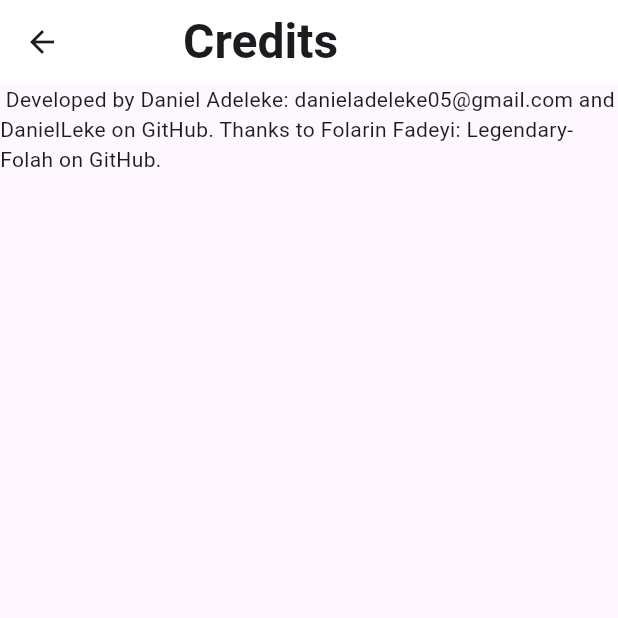
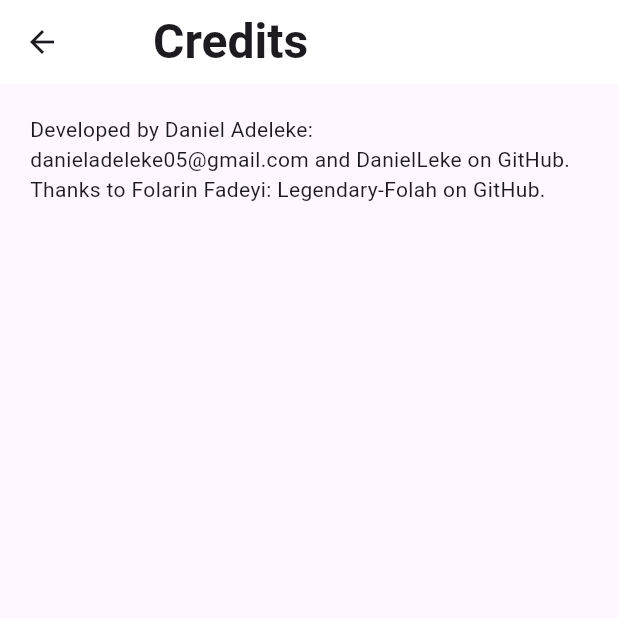
Before and after one commit to DanielLeke/News-app, a Flutter app: the screen it shows after launch, in the side drawer, after a tap on "About", on a phone screen of 412 x 824 dp, the top half of it. Run offline on Flutter 3.47's test engine with Material 3 defaults, Android fonts, the phone set to English and light mode, and no system bars; network calls fail.

Commit message:
made changes to the functions in HttpHelper, made chamges to the about page just adding padding, made changes to the searchPage by wanting to add images as the leading in the list tile but they're returning null so i'll handle that

```diff
--- a/lib/pages/aboutPage.dart
+++ b/lib/pages/aboutPage.dart
@@ -8,13 +8,19 @@ class AboutPage extends StatelessWidget {
     return Scaffold(
       appBar: AppBar(
         title: const Padding(
-          padding: EdgeInsets.only(left: 50.0),
-          child: Text("Credits",
-              style: TextStyle(fontWeight: FontWeight.bold, fontSize: 32)),
+          padding: EdgeInsets.only(left: 30.0),
+          child: Text(
+            "Credits",
+            style: TextStyle(fontWeight: FontWeight.bold, fontSize: 32),
+          ),
         ),
       ),
-      body: const Text(
-        " Developed by Daniel Adeleke: danieladeleke05@gmail.com and DanielLeke on GitHub. Thanks to Folarin Fadeyi: Legendary-Folah on GitHub.",
+      body: Container(
+        padding: const EdgeInsets.symmetric(horizontal: 20, vertical: 20),
+        child: const Text(
+          "Developed by Daniel Adeleke: danieladeleke05@gmail.com and DanielLeke on GitHub. \n"
+          "Thanks to Folarin Fadeyi: Legendary-Folah on GitHub.",
+        ),
       ),
     );
   }
--- a/lib/pages/searchPage.dart
+++ b/lib/pages/searchPage.dart
@@ -79,6 +79,11 @@ class Search extends StatelessWidget {
                   await launchUrl(Uri.parse(articles[index]['url']));
                 },
                 child: ListTile(
+                  leading: CircleAvatar(
+                    child: Image(
+                      image: AssetImage(articles[index]['urlToImage'].toString()),
+                    ),
+                  ),
                   title: Text(
                     articles[index]['title'].toString(),
                     style: const TextStyle(fontWeight: FontWeight.bold),
--- a/lib/utilities/httpHelper.dart
+++ b/lib/utilities/httpHelper.dart
@@ -3,14 +3,15 @@ import 'dart:convert';
 
 //Headlines getting and parsing
 Future<List<dynamic>> getAndParseNigeriaHeadlines() async {
+  const String apiUrl = "https://newsapi.org/v2/top-headlines?country=ng&apiKey=b40c8ff754314508a61f37a86c9e13f2";
+
   List<dynamic> headlines = [];
-  var response = await http.get(Uri.parse(
-      "https://newsapi.org/v2/top-headlines?country=ng&apiKey=b40c8ff754314508a61f37a86c9e13f2"));
+
+  final response = await http.get(Uri.parse(apiUrl));
   if (response.statusCode == 200) {
-    Map<String, dynamic> decodedResponse = jsonDecode(response.body);
-    headlines = decodedResponse['articles'];
+    headlines = jsonDecode(response.body)['articles'];
   }
-  return headlines;
+    return headlines;
 }
 
 Future<List<dynamic>> searchForStuff(String thingToSearchFor) async {
@@ -18,8 +19,7 @@ Future<List<dynamic>> searchForStuff(String thingToSearchFor) async {
   var response = await http.get(Uri.parse(
       "https://newsapi.org/v2/everything?q=$thingToSearchFor&sortBy=popularity&apiKey=b40c8ff754314508a61f37a86c9e13f2"));
   if (response.statusCode == 200) {
-    Map<String, dynamic> decodedResponse = jsonDecode(response.body);
-    articles = decodedResponse['articles'];
+    articles = jsonDecode(response.body)['articles'];
   }
   return articles;
 }
```
Also changed, not shown: pubspec.lock, 203 other files. Lines whose indentation alone changed are shown as unchanged.
